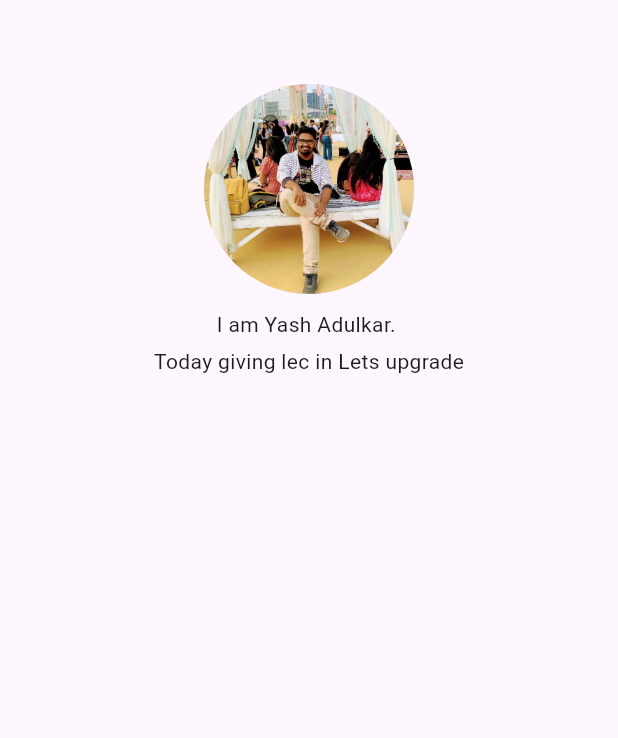
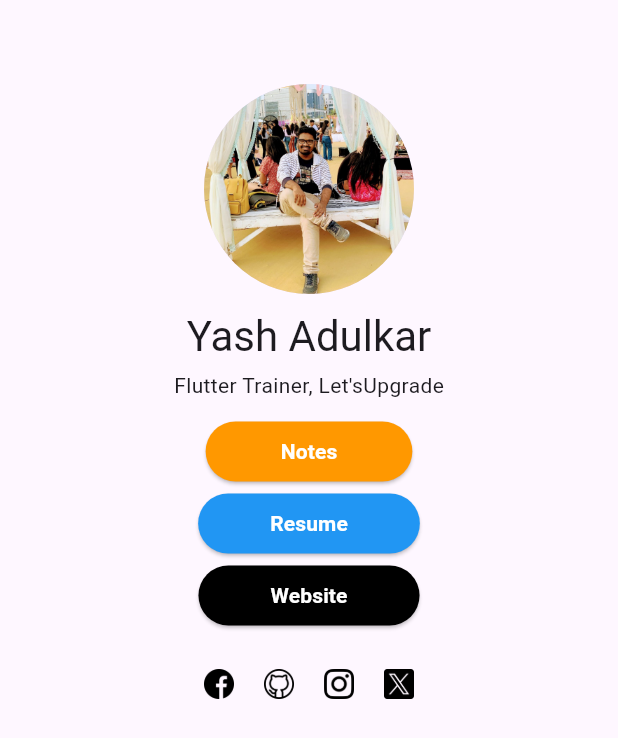
Before and after one commit to imyashadulkar/letsupgrade_flutter_bootcamp, a Flutter app: the screen it shows after launch, on a phone screen of 412 x 824 dp. Shown: the top 738 px of the screen. Run offline on Flutter 3.47's test engine with Material 3 defaults, Android fonts, the phone set to English and light mode, and no system bars.

Commit message:
App updates

```diff
--- a/lib/main.dart
+++ b/lib/main.dart
@@ -11,6 +11,7 @@ class MyApp extends StatelessWidget {
   @override
   Widget build(BuildContext context) {
     return const MaterialApp(
+      debugShowCheckedModeBanner: false,
       home: PortfolioApp(),
     );
   }
--- a/lib/portfolio_app.dart
+++ b/lib/portfolio_app.dart
@@ -1,4 +1,6 @@
+import 'package:flutter/cupertino.dart';
 import 'package:flutter/material.dart';
+import 'package:url_launcher/url_launcher_string.dart';
 
 class PortfolioApp extends StatelessWidget {
   const PortfolioApp({super.key});
@@ -17,13 +19,133 @@ class PortfolioApp extends StatelessWidget {
             SizedBox(
               height: 10.0,
             ),
-            Text("I am Yash Adulkar. "),
-            SizedBox(
-              height: 5.0,
+            Text(
+              "Yash Adulkar",
+              style: Theme.of(context).textTheme.headlineMedium,
             ),
-            Text("Today giving lec in Lets upgrade"),
+            SizedBox(height: 5.0),
+            Text("Flutter Trainer, Let'sUpgrade"),
             SizedBox(
               height: 10.0,
+            ),
+            ElevatedButton(
+              onPressed: () {
+                launchUrlString("https://letsupgrade.in");
+              },
+              child: Text(
+                "Notes",
+                style: TextStyle(
+                  color: Colors.white,
+                  fontWeight: FontWeight.bold,
+                ),
+              ),
+              style: ButtonStyle(
+                backgroundColor: MaterialStatePropertyAll(
+                  Colors.orange,
+                ),
+                padding: MaterialStatePropertyAll(
+                  EdgeInsets.symmetric(
+                    horizontal: 50,
+                    vertical: 10,
+                  ),
+                ),
+              ),
+            ),
+            ElevatedButton(
+              onPressed: () {
+                launchUrlString(""); // drive link
+              },
+              child: Text(
+                "Resume",
+                style: TextStyle(
+                  color: Colors.white,
+                  fontWeight: FontWeight.bold,
+                ),
+              ),
+              style: ButtonStyle(
+                backgroundColor: MaterialStatePropertyAll(
+                  Colors.blue,
+                ),
+                padding: MaterialStatePropertyAll(
+                  EdgeInsets.symmetric(
+                    horizontal: 48,
+                    vertical: 10,
+                  ),
+                ),
+              ),
+            ),
+            ElevatedButton(
+              onPressed: () {
+                launchUrlString("https://imyashadulkar.github.com");
+              },
+              child: Text(
+                "Website",
+                style: TextStyle(
+                  color: Colors.white,
+                  fontWeight: FontWeight.bold,
+                ),
+              ),
+              style: ButtonStyle(
+                backgroundColor: MaterialStatePropertyAll(
+                  Colors.black,
+                ),
+                padding: MaterialStatePropertyAll(
+                  EdgeInsets.symmetric(
+                    horizontal: 48,
+                    vertical: 10,
+                  ),
+                ),
+              ),
+            ),
+            Center(
+              child: SizedBox(
+                height: 70,
+                width: 180,
+                child: Row(
+                    mainAxisAlignment: MainAxisAlignment.spaceEvenly,
+                    children: [
+                      InkWell(
+                        child: Image.asset(
+                          "assets/facebook.png",
+                          height: 20,
+                          width: 20,
+                        ),
+                        onTap: () {
+                          launchUrlString("https://facebook.com/");
+                        },
+                      ),
+                      GestureDetector(
+                        child: Image.asset(
+                          "assets/github.png",
+                          height: 20,
+                          width: 20,
+                        ),
+                        onTap: () {
+                          launchUrlString("https://github.com/imyashadulkar");
+                        },
+                      ),
+                      InkWell(
+                        child: Image.asset(
+                          "assets/instagram.png",
+                          height: 20,
+                          width: 20,
+                        ),
+                        onTap: () {
+                          launchUrlString("https://github.com/imyashadulkar");
+                        },
+                      ),
+                      InkWell(
+                        child: Image.asset(
+                          "assets/twitter.png",
+                          height: 20,
+                          width: 20,
+                        ),
+                        onTap: () {
+                          launchUrlString("https://github.com/imyashadulkar");
+                        },
+                      ),
+                    ]),
+              ),
             ),
           ],
         ),
--- a/pubspec.yaml
+++ b/pubspec.yaml
@@ -35,6 +35,7 @@ dependencies:
   # The following adds the Cupertino Icons font to your application.
   # Use with the CupertinoIcons class for iOS style icons.
   cupertino_icons: ^1.0.6
+  url_launcher: ^6.3.0
 
 dev_dependencies:
   flutter_test:
```
Also changed, not shown: pubspec.lock, 3 other files.
